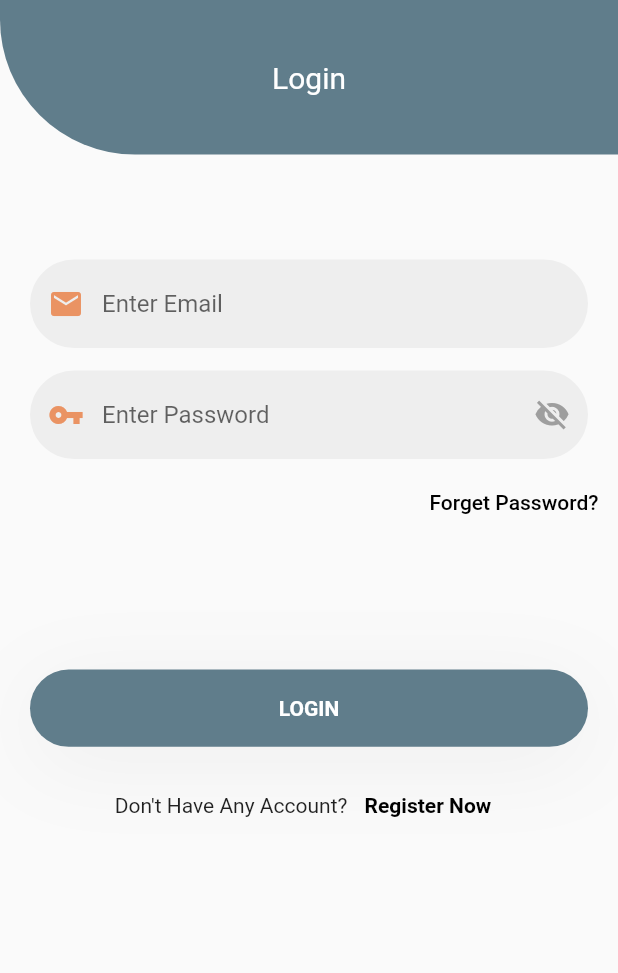
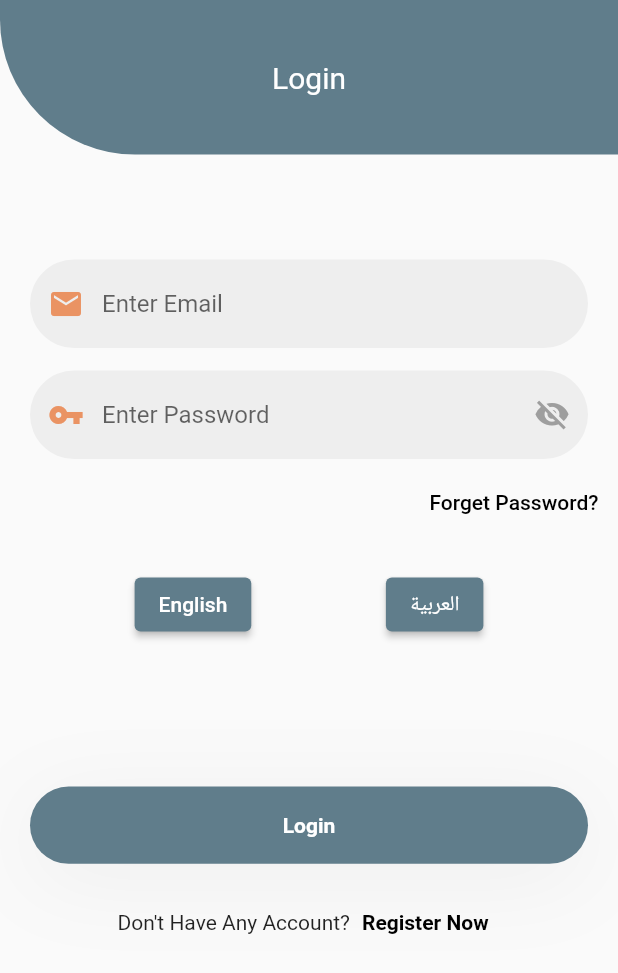
Before and after one commit to ssaadullah9/-Gluco-Note, a Flutter app: the screen it shows after launch, on a phone screen of 412 x 824 dp. Shown: the top 973 px of the screen. Run offline on Flutter 3.47's test engine with Material 2 defaults, Android fonts, the phone set to English and light mode, and no system bars; our stand-ins replace animated_text_kit, awesome_dialog, cloud_firestore, date_picker_timeline, date_time_picker, firebase_auth and 15 more; missing offline and left inert: day_night_time_picker, duration_picker, number_inc_dec, search_choices, syncfusion_flutter_pdf; accounts and stored records are empty.

Commit message:
added salmas files gogogo

```diff
--- a/lib/main.dart
+++ b/lib/main.dart
@@ -1,44 +1,53 @@
-
-
- import 'package:firebase_auth/firebase_auth.dart';
 import 'package:firebase_core/firebase_core.dart';
 import 'package:flutter/material.dart';
 import 'package:get/get.dart';
-import 'package:test_saja/screens/bottom_bar_screens/home.dart';
-import 'package:test_saja/screens/bottom_bar_screens/logbook.dart';
-import 'package:test_saja/screens/bottom_bar_screens/reminder.dart';
-import 'package:test_saja/screens/bottom_bar_screens/test.dart';
-import 'package:test_saja/screens/change_password.dart';
-import 'package:test_saja/screens/health_record.dart';
-import 'package:test_saja/screens/in_taks_screen.dart';
-import 'package:test_saja/screens/login.dart';
 import 'package:test_saja/screens/splash_screen.dart';
+import 'package:test_saja/translation/change_language.dart';
 import 'package:test_saja/widgets/notificationService.dart';
 
+Future<void> main() async {
+  WidgetsFlutterBinding.ensureInitialized();
+  //await EasyLocalization.ensureInitialized();
 
+  NotificationService().initNotification();
+  await Firebase.initializeApp();
+  runApp(
+    /* EasyLocalization(
 
+  path: 'assets/translations',
+  supportedLocales: [
+    Locale('ar'),
+    Locale('en')
+  ],
+   fallbackLocale: Locale('en'),
+  assetLoader: CodegenLoader(),
+  child: */
+      MyApp()
+    //)
+  );
+}
 
- Future main() async {
-   WidgetsFlutterBinding.ensureInitialized();
-   NotificationService().initNotification();
-   await  Firebase.initializeApp() ;
+class MyApp extends StatelessWidget {
+  const MyApp({Key? key}) : super(key: key);
 
-  runApp(MyApp());
-}
-class MyApp extends StatelessWidget {
   @override
   Widget build(BuildContext context) {
     return GetMaterialApp(
+      translations: ChangeLanguage(),
       debugShowCheckedModeBanner: false,
       theme: ThemeData(
         primarySwatch: primaryColor,
       ),
-      home:  SplashScreen(),
+      home: SplashScreen(),
 
+      //localizationsDelegates: context.localizationDelegates,localizationDelegates
+      //supportedLocales: context.supportedLocales,
+      locale: const Locale('en', 'US'),
+      fallbackLocale: const Locale('en', 'US'),
     );
-
   }
 }
+
 const MaterialColor primaryColor = MaterialColor(
   _primaryColor,
   <int, Color>{
--- a/lib/screens/login.dart
+++ b/lib/screens/login.dart
@@ -1,20 +1,22 @@
-import 'dart:io';
-
-import 'package:firebase_auth/firebase_auth.dart';
 import 'package:flutter/cupertino.dart';
 import 'package:flutter/material.dart';
+//import 'package:easy_localization/easy_localization.dart';
 import 'package:get/get.dart';
+//import 'package:get/get.dart';
 import 'package:test_saja/screens/reset_password.dart';
-import 'mainpage.dart';
+import 'package:test_saja/translation/language_controller.dart';
+
 import '/screens/signup.dart';
-
 import '../const/colors.dart';
 import '../controller/login_controller.dart';
+import '../translations/locale_keys.g.dart';
 import '../widgets/textformfiled_widget.dart';
+
 //done
 
 class LoginScreen extends StatelessWidget {
   final controller = Get.put(LoginController());
+  final languageController = Get.put(LanguageController());
 
   @override
   Widget build(BuildContext context) {
@@ -28,167 +30,173 @@ class LoginScreen extends StatelessWidget {
                 alignment: Alignment.center,
                 height: size.width / 4,
                 decoration: BoxDecoration(
-                    borderRadius: BorderRadius.only(
-                        bottomLeft: Radius.circular(90)),
+                    borderRadius:
+                    BorderRadius.only(bottomLeft: Radius.circular(90)),
                     /*color:  Color(0xff0E5E5A)*/
-                    color: Colors.blueGrey
-                ),
+                    color: Colors.blueGrey),
                 child: Text(
-                  "Login",
-                  style: TextStyle(
-                      fontSize: 20,
-                      color: Colors.white
-                  ),
+                  LocaleKeys.login.tr,
+                  style: TextStyle(fontSize: 20, color: Colors.white),
                 ),
               ),
               TextFormFiledWidget(
-                hintText:  "Enter Email",
+                hintText: LocaleKeys.login_email.tr,
                 icon: Icons.email,
                 size: size,
-                onChanged: (val){
+                onChanged: (val) {
                   controller.email.value = val;
                 },
-                validation: (val){
+                validation: (val) {
                   return controller.validationEmail(val);
                 },
               ),
-              Obx(
-                      ()=> Container(
-                    margin: EdgeInsets.only(
-                        left: 20,
-                        right: 20,
-                        top: 15
-                    ),
+              Obx(() => Container(
+                margin: EdgeInsets.only(left: 20, right: 20, top: 15),
                 child: TextFormField(
-
-                      onChanged: (val){
+                  onChanged: (val) {
                     controller.passWord.value = val;
                   },
-                      validator: (val){
+                  validator: (val) {
                     return controller.validationPassword(val!);
                   },
                   obscureText: controller.isShow.value,
                   cursorColor: mainColor,
                   decoration: InputDecoration(
-                        hintText: "Enter Password",
+                    hintText: LocaleKeys.login_password.tr,
                     suffixIcon: IconButton(
-                          icon: Icon(
-                              controller.isShow.value
-                                  ?Icons.visibility_off_sharp
-                                  :Icons.visibility
-                          ),
+                      icon: Icon(controller.isShow.value
+                          ? Icons.visibility_off_sharp
+                          : Icons.visibility),
                       color: Colors.grey,
-                          onPressed: (){
+                      onPressed: () {
                         controller.stateShowPassword();
                       },
                     ),
-                        prefixIcon: Icon(Icons.vpn_key,color: mainColor,),
+                    prefixIcon: Icon(
+                      Icons.vpn_key,
+                      color: mainColor,
+                    ),
                     filled: true,
                     fillColor: Colors.grey[200],
                     border: OutlineInputBorder(
                         borderRadius: BorderRadius.circular(50.0),
-                            borderSide: BorderSide(
-                                color: Colors.transparent
-                            )
-                        ),
+                        borderSide: BorderSide(color: Colors.transparent)),
                     enabledBorder: OutlineInputBorder(
                         borderRadius: BorderRadius.circular(50.0),
-                            borderSide: BorderSide(
-                                color: Colors.transparent
-                            )
-                        ),
+                        borderSide: BorderSide(color: Colors.transparent)),
                     focusedBorder: OutlineInputBorder(
                         borderRadius: BorderRadius.circular(50.0),
-                            borderSide: BorderSide(
-                                color: Colors.transparent
-                            )
+                        borderSide: BorderSide(color: Colors.transparent)),
                   ),
                 ),
-                    ),
-                  )
-              ),
+              )),
               Padding(
                 padding: const EdgeInsets.all(5.0),
                 child: Row(
                   mainAxisAlignment: MainAxisAlignment.end,
                   children: [
                     TextButton(
-                        onPressed: (){
-
+                        onPressed: () {
                           //ToDo Go To ForgetPassword Scrren
-                          Get.to(()=>ResetPasswordScreen());
+                          Get.to(() => ResetPasswordScreen());
                         },
-                        child: Text("Forget Password?",style: TextStyle(
-                            color: Colors.black
-                        ),)),
+                        child: Text(
+                          LocaleKeys.forget_password.tr,
+                          style: TextStyle(color: Colors.black),
+                        )),
                   ],
                 ),
               ),
+              const SizedBox(height: 15),
+              Row(
+                mainAxisAlignment: MainAxisAlignment.spaceEvenly,
+                children: <Widget>[
+                  ElevatedButton(
+                    style: ElevatedButton.styleFrom(
+                      primary: Colors.blueGrey,
+                      onPrimary: Colors.white,
+                    ),
+                    onPressed: () {
+                      languageController.changeLanguage('en', 'US');
+                    },
+                    child: Text(
+                      "English",
+                    ),
+                  ),
+                  ElevatedButton(
+                    style: ElevatedButton.styleFrom(
+                      primary: Colors.blueGrey,
+                      onPrimary: Colors.white,
+                    ),
+                    onPressed: () {
+                      languageController.changeLanguage('ar', 'SA');
+                    },
+                    child: Text(
+                      "العربية",
+                    ),
+                  ),
+                ],
+              ),
+              const SizedBox(
+                height: 15.0,
+              ),
               GestureDetector(
-                onTap: () async{
-
-                  if(controller.keyForm.currentState!.validate()){
-
+                onTap: () async {
+                  if (controller.keyForm.currentState!.validate()) {
+                    Get.snackbar(LocaleKeys.logged_in_successfully.tr, "",
+                        showProgressIndicator: true);
                     await controller.login(
                         email: controller.email.value,
-                        password: controller.passWord.value
-                    );
-
+                        password: controller.passWord.value);
                   }
                 },
                 child: Container(
                   alignment: Alignment.center,
-                  margin: EdgeInsets.only(left:
-                  20, right: 20, top: size.width / 5),
+                  margin: EdgeInsets.only(left: 20, right: 20, top: size.width / 5),
                   padding: EdgeInsets.only(left: 20, right: 20),
                   height: size.width / 8,
                   decoration: BoxDecoration(
                     gradient: LinearGradient(
-                        colors: [ Colors.blueGrey, Colors.blueGrey],
+                        colors: [Colors.blueGrey, Colors.blueGrey],
                         begin: Alignment.centerLeft,
-                        end: Alignment.centerRight
-                    ),
+                        end: Alignment.centerRight),
                     borderRadius: BorderRadius.circular(50),
                     color: Colors.grey[200],
                     boxShadow: [
                       BoxShadow(
                           offset: Offset(0, 10),
                           blurRadius: 50,
-                          color: Color(0xffEEEEEE)
-                      ),
+                          color: Color(0xffEEEEEE)),
                     ],
                   ),
                   child: Text(
-                    "LOGIN",
-                    style: TextStyle(
-                        color: Colors.white ,
-                        fontWeight: FontWeight.bold
+                    LocaleKeys.login.tr,
+                    style:
+                    TextStyle(color: Colors.white, fontWeight: FontWeight.bold),
                   ),
                 ),
               ),
+              const SizedBox(
+                height: 15.0,
               ),
-              const SizedBox(height: 15.0,),
               Wrap(
                 alignment: WrapAlignment.center,
                 crossAxisAlignment: WrapCrossAlignment.center,
                 children: [
-                  Text("Don't Have Any Account? "),
-                  TextButton(onPressed: (){
-
-                    Get.off(()=>SignUpScreen());
-                  }, child: Text(
-                    "Register Now",
+                  Text(LocaleKeys.no_account.tr),
+                  TextButton(
+                      onPressed: () {
+                        Get.off(() => SignUpScreen());
+                      },
+                      child: Text(
+                        LocaleKeys.register_now.tr,
                         style: TextStyle(
-                        color: Color(0xff000000)
-                        , fontWeight: FontWeight.bold
-                    ),
+                            color: Color(0xff000000), fontWeight: FontWeight.bold),
                       ))
                 ],
               )
             ],
           ),
-        )
-    );
+        ));
   }
-
 }
--- a/lib/screens/mainpage.dart
+++ b/lib/screens/mainpage.dart
@@ -5,6 +5,7 @@ import 'package:flutter/material.dart';
 import 'package:flutter_speed_dial/flutter_speed_dial.dart';
 import 'package:get/get.dart';
 import 'package:percent_indicator/circular_percent_indicator.dart';
+import 'package:test_saja/translations/locale_keys.g.dart';
 import '/const/colors.dart';
 import '/controller/main_controller.dart';
 import '../widgets/navbar.dart';
@@ -37,7 +38,7 @@ class MainScreen extends StatelessWidget {
               builder: (ctx,snapShot){
                 if(snapShot.hasData){
                   return Text(
-                    'Hi  ${controller.Name.toString() == null ? "" : controller.Name} ,',
+                    '${LocaleKeys.hi.tr}  ${controller.Name.toString() == null ? "" : controller.Name} ,',
                     style: TextStyle(
                         color: Colors.white, fontWeight: FontWeight.bold, fontSize: 18),
                   );
--- a/lib/translation/change_language.dart
+++ b/lib/translation/change_language.dart
@@ -128,7 +128,20 @@ class ChangeLanguage extends Translations {
           "wrong_entry": "ادخال خاطئ",
           "try_again": "يرجى إعادة المحاولة",
           "every_week": "أسبوعيا",
-          "every_day": "يومياً"
+          "every_day": "يومياً",
+          //////////////Home
+          "dayly_progress": "التقدم اليومي" ,
+          "glucose_today": "نسبة السكر اليوم ",
+          "cal_burned": "السعرات الحرارية المحترقة",
+          "glu_week": "نسبة السكر الاسبوعية" ,
+          "glu_level" : "نسبة السكر" ,
+          /////////////////reminder
+          "no_reminder" : "ليس هناك تذكيرات ! ",
+          "msg_add_reminder" : "تم اضافة التذكير بنجاح",
+          "msg_delete_reminder" : "تم حذف التذكير بنجاح",
+
+
+
         },
         'en_US': {
           "login": "Login",
@@ -253,7 +266,17 @@ class ChangeLanguage extends Translations {
           "wrong_entry": "Wrong Entry",
           "try_again": "Please Try Again",
           "every_week": "Every Week",
-          "every_day": "Every Day"
+          "every_day": "Every Day",
+          //////////////////////////
+         "dayly_progress": "Daily Progress" ,
+          "glucose_today": "Your glucose today",
+          "cal_burned": "Calories burned ",
+          "glu_week":"Glucose, Week Average" ,
+          "glu_level" : "Glucose Level ",
+          "no_reminder" : "No Reminders !" ,
+          "msg_add_reminder" : "Reminder Added Successfully",
+          "msg_delete_reminder" : "Reminder Deleted Successfully",
+
         },
       };
 }
```
Also changed, not shown: lib/screens/bottom_bar_screens/home.dart (+6 -5 lines), lib/screens/bottom_bar_screens/logbook.dart (+20 -20 lines), lib/screens/bottom_bar_screens/reminder.dart (+4 -3 lines), lib/translations/locale_keys.g.dart. Lines whose indentation alone changed are shown as unchanged.
